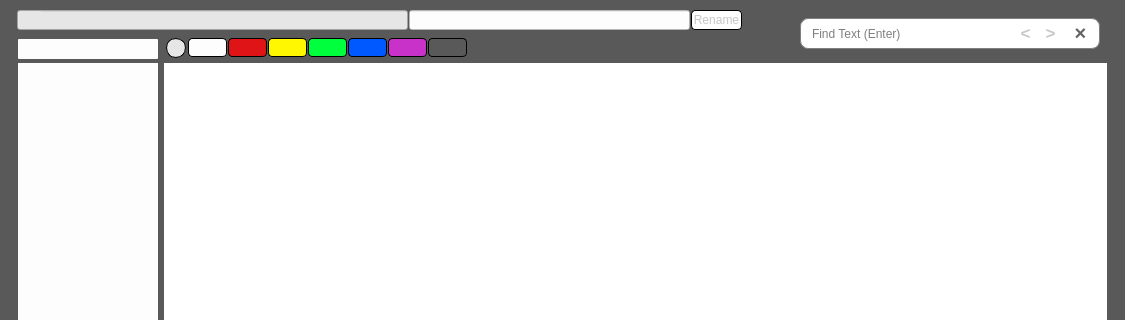
This is GUI/ui/dialog_viewer.ui in dudtj5307/CSV-Viewer as Qt 5 draws it before an edit; both pictures show x 0 to 1125 and y 0 to 320 of the 1125 by 702 pixel window. The edited form follows.
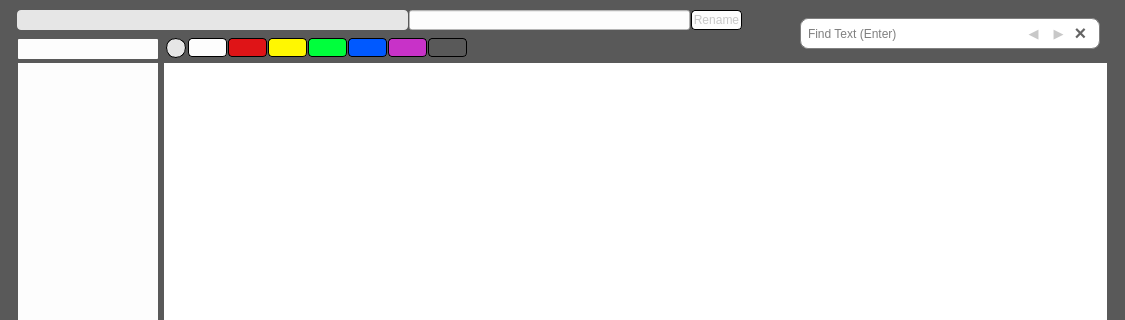
This is the edited form.

Commit message:
UI 개선: 뷰어 검색창·이동 버튼 스타일 정리
- 검색 입력창 폭 확대(101→151px), 인덱스 라벨 위치 조정
- 이전/다음 버튼 기호 ◀ ▶ 로 변경, 폰트 13→10pt
- 경로 입력칸 hover/pressed 스타일·border-radius 추가

Patch:
```diff
--- a/GUI/ui/dialog_viewer.ui
+++ b/GUI/ui/dialog_viewer.ui
@@ -103,9 +103,9 @@
       <widget class="QLineEdit" name="edit_text_input">
        <property name="geometry">
         <rect>
-         <x>10</x>
+         <x>6</x>
          <y>5</y>
-         <width>101</width>
+         <width>151</width>
          <height>21</height>
         </rect>
        </property>
@@ -135,15 +135,15 @@
        </property>
        <property name="geometry">
         <rect>
-         <x>215</x>
-         <y>4</y>
+         <x>223</x>
+         <y>5</y>
          <width>21</width>
          <height>21</height>
         </rect>
        </property>
        <property name="font">
         <font>
-         <pointsize>13</pointsize>
+         <pointsize>10</pointsize>
          <bold>true</bold>
         </font>
        </property>
@@ -170,7 +170,7 @@
 }</string>
        </property>
        <property name="text">
-        <string>&lt;</string>
+        <string>◀</string>
        </property>
       </widget>
       <widget class="QPushButton" name="button_backward">
@@ -179,15 +179,15 @@
        </property>
        <property name="geometry">
         <rect>
-         <x>240</x>
-         <y>4</y>
+         <x>248</x>
+         <y>5</y>
          <width>21</width>
          <height>21</height>
         </rect>
        </property>
        <property name="font">
         <font>
-         <pointsize>13</pointsize>
+         <pointsize>10</pointsize>
          <bold>true</bold>
         </font>
        </property>
@@ -214,7 +214,7 @@
 }</string>
        </property>
        <property name="text">
-        <string>&gt;</string>
+        <string>▶</string>
        </property>
       </widget>
       <widget class="QPushButton" name="button_close">
@@ -260,7 +260,7 @@
       <widget class="QLabel" name="label_idx_count">
        <property name="geometry">
         <rect>
-         <x>115</x>
+         <x>129</x>
          <y>5</y>
          <width>91</width>
          <height>21</height>
@@ -289,7 +289,8 @@
        </property>
        <property name="styleSheet">
         <string notr="true">color: rgb(50, 50, 50);
-border: 0px;</string>
+border: 0px;
+background-color: rgba(253, 253, 253, 0);</string>
        </property>
        <property name="text">
         <string/>
@@ -622,6 +623,16 @@
         <string notr="true">QLineEdit {
 	background-color: rgb(230, 230, 230);
 	padding-left: 24px;
+    border-radius: 4px;
+}
+
+QLineEdit:hover {
+	border: 1px solid #333;
+}
+
+QLineEdit:pressed {
+    background-color: lightgray;
+ 	border: 1px solid #000;
 }</string>
        </property>
        <property name="cursorPosition">
```
The commit also changes 1 other file.
